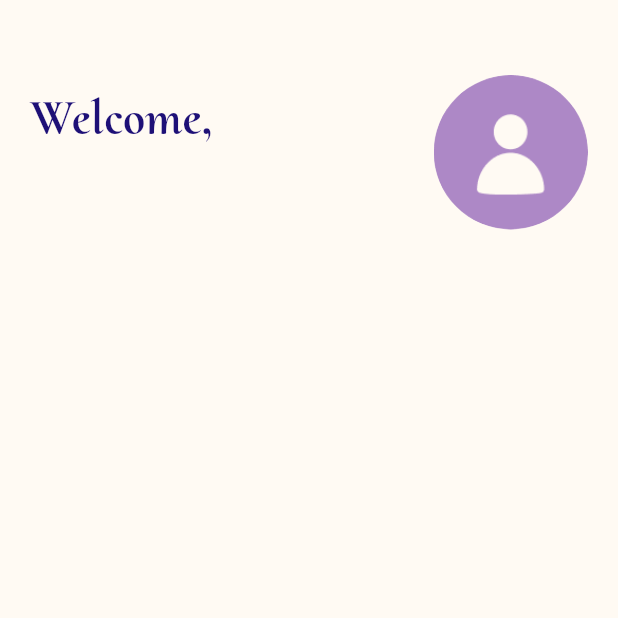
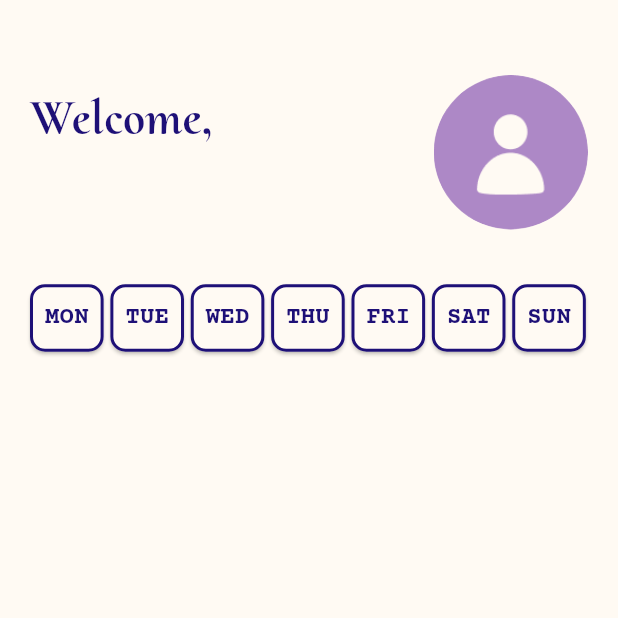
Before and after one commit to Hananebellala/Journal-App, a Flutter app: the Home screen opened directly, on a phone screen of 412 x 824 dp, the top half of it. Run offline on Flutter 3.47's test engine with Material 3 defaults, Android fonts, the phone set to English and light mode, and no system bars; our stand-ins replace image_picker, shared_preferences, shimmer, sqflite; accounts and stored records are empty.

Commit message:
Started Home

```diff
--- a/lib/features/HomePage/Screens/home.dart
+++ b/lib/features/HomePage/Screens/home.dart
@@ -1,6 +1,7 @@
 import 'package:flutter/material.dart';
 import 'dart:io';
 import 'package:my_journey/features/GettingStarted/Widgets/Database.dart';
+import 'package:my_journey/features/HomePage/Widgets/DayButton.dart';
 import 'package:shared_preferences/shared_preferences.dart';
 
 class Home extends StatefulWidget {
@@ -118,6 +119,27 @@ class _HomeState extends State<Home> {
                 ),
               ],
             ),
+            const SizedBox(height: 35),
+            SingleChildScrollView(
+              scrollDirection: Axis.horizontal,
+              child: Row(
+                children: const [
+                  DaysButton(day: 'MON'),
+                  SizedBox(width: 4.5),
+                  DaysButton(day: 'TUE'),
+                  SizedBox(width: 4.5),
+                  DaysButton(day: 'WED'),
+                  SizedBox(width: 4.5),
+                  DaysButton(day: 'THU'),
+                  SizedBox(width: 4.5),
+                  DaysButton(day: 'FRI'),
+                  SizedBox(width: 4.5),
+                  DaysButton(day: 'SAT'),
+                  SizedBox(width: 4.5),
+                  DaysButton(day: 'SUN'),
+                ],
+              ),
+            )
           ],
         ),
       ),
--- /dev/null
+++ b/lib/features/HomePage/Widgets/DayButton.dart
@@ -0,0 +1,44 @@
+import 'package:flutter/material.dart';
+
+class DaysButton extends StatefulWidget {
+  const DaysButton({super.key, required this.day});
+  final String day;
+
+  @override
+  State<DaysButton> createState() => _DaysButtonState();
+}
+
+class _DaysButtonState extends State<DaysButton> {
+  bool _isSelected = false;
+
+  @override
+  Widget build(BuildContext context) {
+    return ElevatedButton(
+      style: ElevatedButton.styleFrom(
+        backgroundColor:
+            _isSelected ? const Color(0xFF1E1077) : const Color(0xFFFFFAF3),
+        shape: RoundedRectangleBorder(
+          borderRadius: BorderRadius.circular(10),
+          side: const BorderSide(color: Color(0xFF1E1077), width: 2),
+        ),
+        padding: const EdgeInsets.symmetric(vertical: 10, horizontal: 10),
+        minimumSize: const Size(45, 45),
+      ),
+      onPressed: () {
+        setState(() {
+          _isSelected = !_isSelected;
+        });
+      },
+      child: Text(
+        widget.day,
+        style: TextStyle(
+          fontSize: 16,
+          color:
+              _isSelected ? const Color(0xFFFFFAF3) : const Color(0xFF1E1077),
+          fontWeight: FontWeight.w600,
+          fontFamily: 'CourierPrime',
+        ),
+      ),
+    );
+  }
+}
--- a/lib/features/HomePage/Widgets/days.dart
+++ b/lib/features/HomePage/Widgets/days.dart
@@ -0,0 +1,15 @@
+import 'package:flutter/material.dart';
+
+class Days extends StatefulWidget {
+  const Days({super.key});
+
+  @override
+  State<Days> createState() => _DaysState();
+}
+
+class _DaysState extends State<Days> {
+  @override
+  Widget build(BuildContext context) {
+    return const Placeholder();
+  }
+}
--- a/lib/main.dart
+++ b/lib/main.dart
@@ -1,8 +1,7 @@
 import 'package:flutter/material.dart';
-import 'package:path/path.dart';
-import 'package:sqflite/sqflite.dart';
+
 import 'package:my_journey/features/LoadingPage/Screens/Loading.dart';
-import 'package:my_journey/features/GettingStarted/Widgets/Database.dart';
+
 
 void main()  {
 
```
Also changed, not shown: lib/features/HomePage/Widgets/Content.dart (added), lib/features/HomePage/Widgets/NavBar.dart (added), lib/features/HomePage/Widgets/WriteButton.dart (added).
